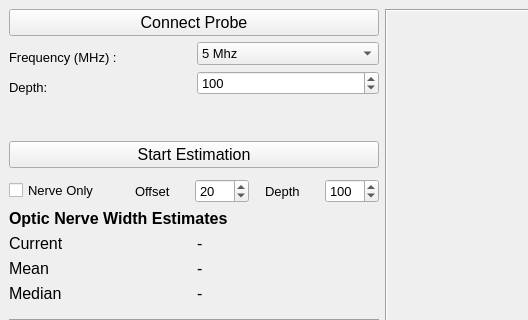
Old version of the form OpticNerve.ui in the repository KitwareMedical/UltrasoundIntersonApps; both pictures show x 0 to 528 and y 0 to 320 of the 1140 by 746 pixel window.
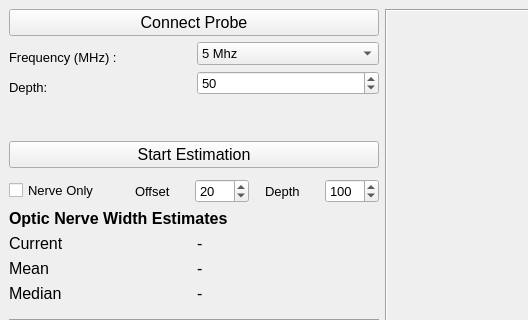
New version of the form.

Commit message: added staggered start for estimation

Diff of the .ui file:
```diff
--- a/OpticNerve.ui
+++ b/OpticNerve.ui
@@ -127,7 +127,7 @@
            <number>20</number>
           </property>
           <property name="value">
-           <number>100</number>
+           <number>50</number>
           </property>
          </widget>
         </item>
```
Left out of the diff: 2 changed lines with no effect on the pictures. The commit also changes 2 other files.
